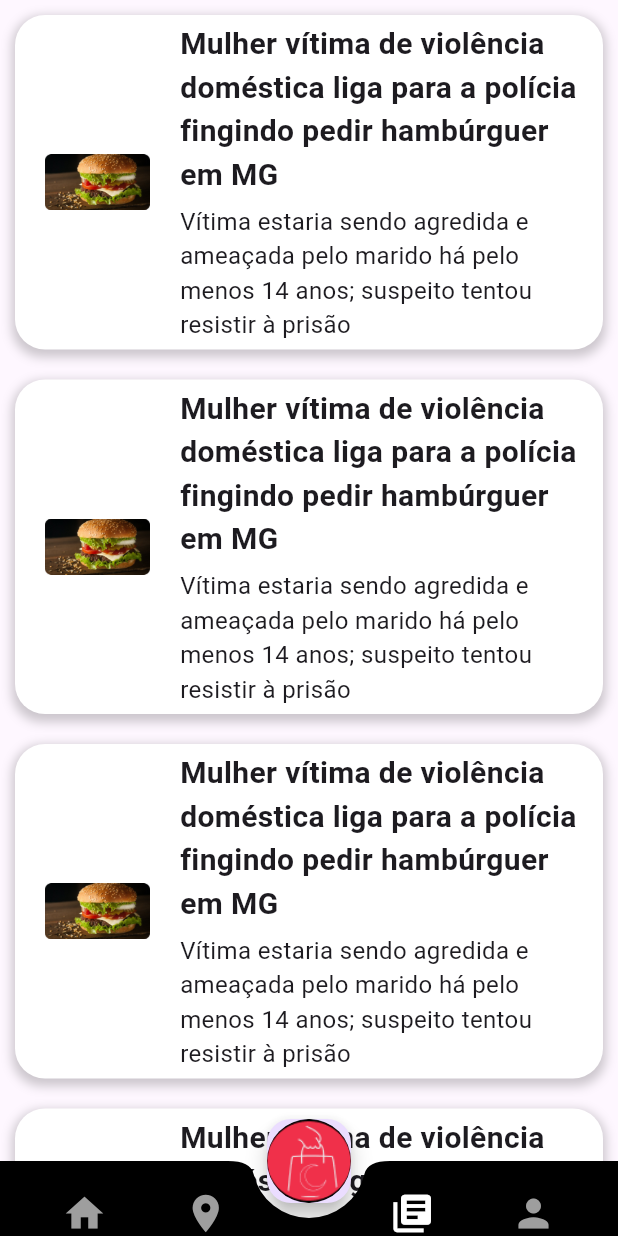
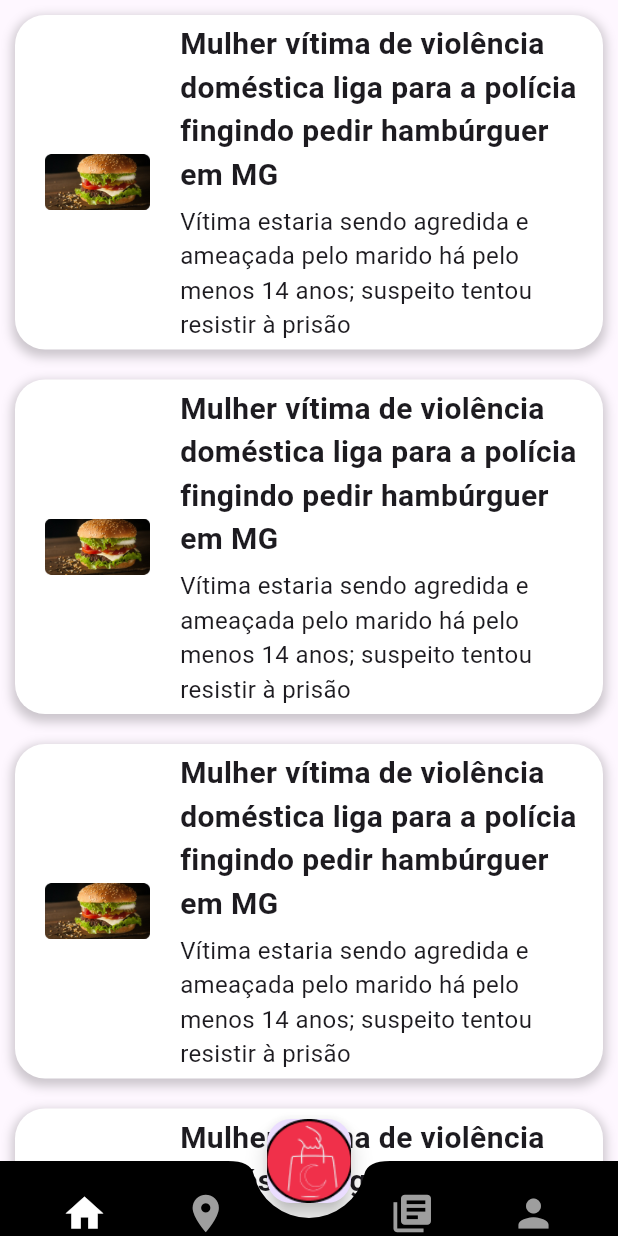
Before and after one commit to Joaosamaia/Project-Nyx, a Flutter app: the NewsPage screen opened by its route, after a tap on the "library books" icon, on a phone screen of 412 x 824 dp. Run offline on Flutter 3.47's test engine with Material 2 defaults, Android fonts, the phone set to English and light mode, and no system bars; our stand-ins replace cloud_firestore, firebase_auth, firebase_core, geolocator, google_maps_flutter; missing offline and left inert: whatsapp_unilink; accounts and stored records are empty.

Commit message:
Update news.dart
Signed-off-by: João Lucas S. A. Maia <130009108+Joaosamaia@users.noreply.github.com>

```diff
--- a/lib/Screens/news.dart
+++ b/lib/Screens/news.dart
@@ -65,9 +65,15 @@ class NewsPage extends StatelessWidget {
       ),
       extendBody: true,
       floatingActionButtonLocation: FloatingActionButtonLocation.centerDocked,
-      floatingActionButton: FloatingActionButton(
-        onPressed: () {},
-        child: ClipOval(
+      floatingActionButton: GestureDetector(
+        onDoubleTap: () {
+          Navigator.pushNamed(context, '/new');
+        },
+        onLongPress: () {
+          sendWhatsapp();
+        },
+        child: FloatingActionButton(
+          onPressed: () {},
           child: Image.asset(
             "assets/images/logoR.png",
             width: 1500.0,
@@ -88,11 +94,9 @@ class NewsPage extends StatelessWidget {
             mainAxisAlignment: MainAxisAlignment.spaceAround,
             children: [
               IconButton(
-                icon: const Icon(Icons.home, color: Colors.grey),
+                icon: const Icon(Icons.home, color: Colors.white),
                 iconSize: 30.0,
-                onPressed: () { Navigator.of(context).pushNamed(
-                    '/home1',
-                  );},
+                onPressed: () {},
               ),
               IconButton(
                 icon: const Icon(
@@ -108,10 +112,12 @@ class NewsPage extends StatelessWidget {
               IconButton(
                 icon: const Icon(
                   Icons.library_books,
-                  color: Colors.white,
+                  color: Colors.grey,
                 ),
                 iconSize: 30.0,
-                onPressed: () {},
+                onPressed: () {
+                  Navigator.pushNamed(context, '/new');
+                },
               ),
               IconButton(
                 icon: const Icon(
```
